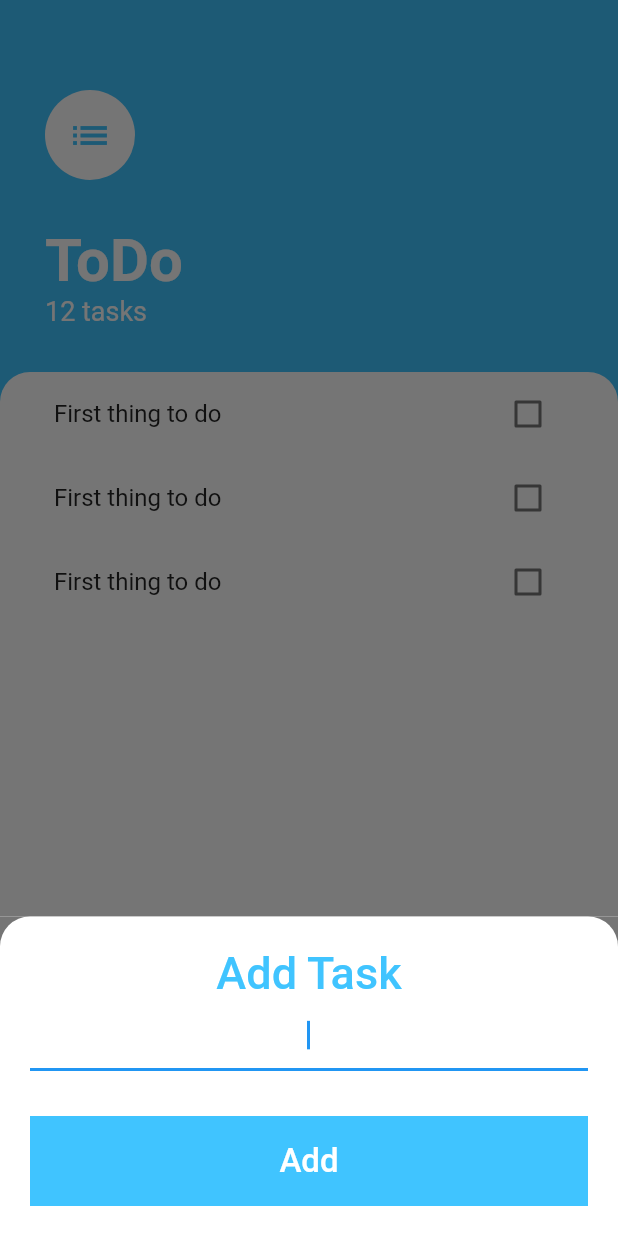
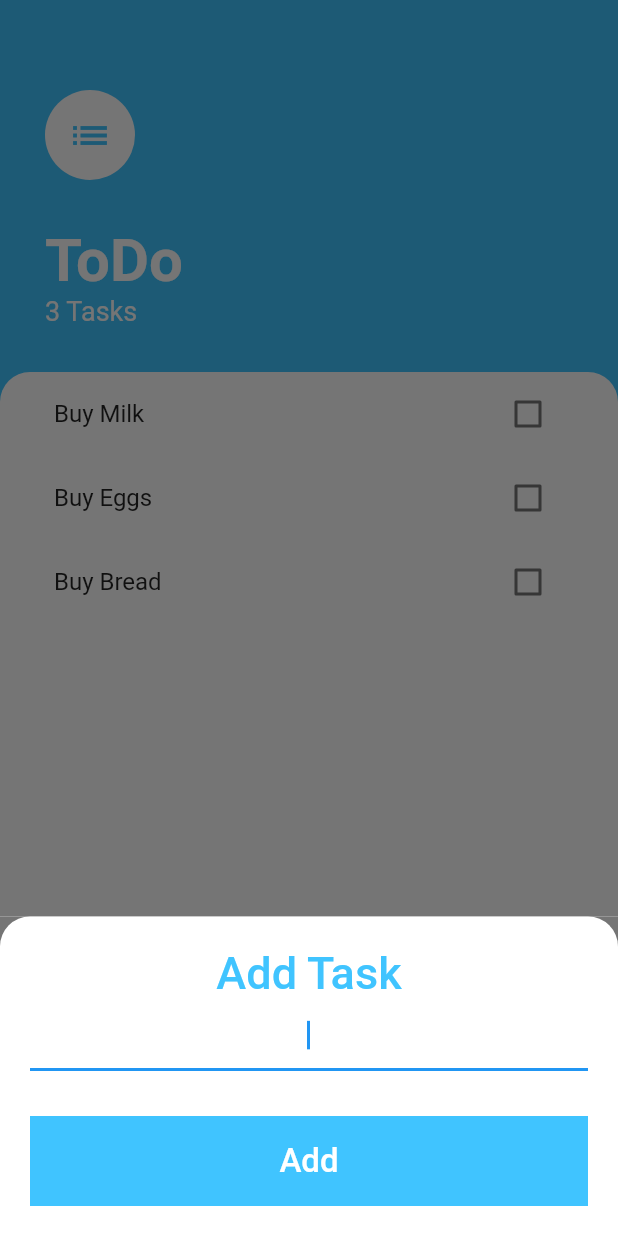
Before and after one commit to suyog73/ToDo, a Flutter app: the screen it shows after launch, after a tap on the "add" icon, on a phone screen of 412 x 824 dp. Run offline on Flutter 3.47's test engine with Material 2 defaults, Android fonts, the phone set to English and light mode, and no system bars.

Commit message:
Initial commit

```diff
--- /dev/null
+++ b/lib/models/task.dart
@@ -0,0 +1,10 @@
+class Task {
+  final String name;
+  bool isDone;
+
+  Task({required this.name, this.isDone = false});
+
+  void toggleDone() {
+    isDone = !isDone;
+  }
+}
--- a/lib/screens/add_task_screen.dart
+++ b/lib/screens/add_task_screen.dart
@@ -1,11 +1,15 @@
 import 'package:flutter/material.dart';
 import 'package:flutter/widgets.dart';
+import 'package:todo/models/task.dart';
 
 class AddTaskScreen extends StatelessWidget {
-  const AddTaskScreen({Key? key}) : super(key: key);
+  const AddTaskScreen({Key? key, required this.addTaskCallback})
+      : super(key: key);
+  final Function addTaskCallback;
 
   @override
   Widget build(BuildContext context) {
+    String addTaskTitle = '';
     return Container(
       color: const Color(0xFF757575),
       child: Container(
@@ -28,13 +32,19 @@ class AddTaskScreen extends StatelessWidget {
                   fontWeight: FontWeight.w500,
                 ),
               ),
-              const TextField(
+              TextField(
+                onChanged: (value) {
+                  addTaskTitle = value;
+                },
                 autofocus: true,
                 textAlign: TextAlign.center,
               ),
               const SizedBox(height: 30),
               InkWell(
-                onTap: () {},
+                onTap: () {
+                  addTaskCallback(addTaskTitle);
+                  Navigator.pop(context);
+                },
                 child: Container(
                   alignment: Alignment.center,
                   height: 60,
--- a/lib/screens/tasks_screen.dart
+++ b/lib/screens/tasks_screen.dart
@@ -1,12 +1,24 @@
 // ignore_for_file: prefer_const_constructors
 import 'package:flutter/cupertino.dart';
 import 'package:flutter/material.dart';
+import 'package:todo/models/task.dart';
 import 'package:todo/screens/add_task_screen.dart';
 import 'package:todo/widgets/tasks_list.dart';
 
-class TasksScreen extends StatelessWidget {
+List<Task> tasks = [
+  Task(name: 'Buy Milk'),
+  Task(name: 'Buy Eggs'),
+  Task(name: 'Buy Bread'),
+];
+
+class TasksScreen extends StatefulWidget {
   const TasksScreen({Key? key}) : super(key: key);
 
+  @override
+  State<TasksScreen> createState() => _TasksScreenState();
+}
+
+class _TasksScreenState extends State<TasksScreen> {
   @override
   Widget build(BuildContext context) {
     return Scaffold(
@@ -22,7 +34,13 @@ class TasksScreen extends StatelessWidget {
                 padding: EdgeInsets.only(
                   bottom: MediaQuery.of(context).viewInsets.bottom,
                 ),
-                child: AddTaskScreen(),
+                child: AddTaskScreen(
+                  addTaskCallback: (newTask) {
+                    setState(() {
+                      tasks.add(Task(name: newTask));
+                    });
+                  },
+                ),
               ),
             ),
           );
@@ -36,7 +54,7 @@ class TasksScreen extends StatelessWidget {
             padding: EdgeInsets.only(top: 60, left: 30, right: 30, bottom: 30),
             child: Column(
               crossAxisAlignment: CrossAxisAlignment.start,
-              children: const [
+              children: [
                 CircleAvatar(
                   radius: 30,
                   backgroundColor: Colors.white,
@@ -56,7 +74,7 @@ class TasksScreen extends StatelessWidget {
                   ),
                 ),
                 Text(
-                  '12 tasks',
+                  '${tasks.length} Tasks',
                   style: TextStyle(fontSize: 18, color: Colors.white),
                 ),
               ],
@@ -72,7 +90,7 @@ class TasksScreen extends StatelessWidget {
                   topRight: Radius.circular(20),
                 ),
               ),
-              child: TasksList(),
+              child: TasksList(tasks: tasks),
             ),
           ),
         ],
--- a/lib/widgets/task_tile.dart
+++ b/lib/widgets/task_tile.dart
@@ -1,64 +1,33 @@
 import 'package:flutter/material.dart';
 
-bool isChecked = false;
+class TaskTile extends StatelessWidget {
+  final bool isChecked;
+  final String taskTitle;
+  final Function checkBoxCallBack;
 
-class TaskTile extends StatefulWidget {
   const TaskTile({
     Key? key,
+    required this.isChecked,
+    required this.taskTitle,
+    required this.checkBoxCallBack,
   }) : super(key: key);
-
-  @override
-  State<TaskTile> createState() => _TaskTileState();
-}
-
-class _TaskTileState extends State<TaskTile> {
-  bool isChecked = false;
-
-  void checkBoxCallBack(bool? checkBoxState) {
-    if (checkBoxState != null) {
-      setState(() {
-        isChecked = checkBoxState;
-      });
-    }
-  }
 
   @override
   Widget build(BuildContext context) {
     return ListTile(
       title: Text(
-        'First thing to do',
+        taskTitle,
         style: TextStyle(
           decoration: isChecked ? TextDecoration.lineThrough : null,
         ),
       ),
-      trailing: TaskCheckBox(
-        checkboxState: isChecked,
-        toggleCheckboxState: (checkboxState) {
-          setState(() {
-            isChecked = checkboxState!;
-          });
+      trailing: Checkbox(
+        activeColor: Colors.lightBlueAccent,
+        value: isChecked,
+        onChanged: (newValue) {
+          checkBoxCallBack(newValue);
         },
       ),
     );
   }
 }
-
-class TaskCheckBox extends StatelessWidget {
-  final bool checkboxState;
-  final ValueChanged<bool?> toggleCheckboxState;
-
-  const TaskCheckBox({
-    Key? key,
-    required this.checkboxState,
-    required this.toggleCheckboxState,
-  }) : super(key: key);
-
-  @override
-  Widget build(BuildContext context) {
-    return Checkbox(
-      activeColor: Colors.lightBlueAccent,
-      value: checkboxState,
-      onChanged: toggleCheckboxState,
-    );
-  }
-}
--- a/lib/widgets/tasks_list.dart
+++ b/lib/widgets/tasks_list.dart
@@ -1,19 +1,34 @@
 import 'package:flutter/material.dart';
+import 'package:todo/models/task.dart';
 import 'package:todo/widgets/task_tile.dart';
 
-class TasksList extends StatelessWidget {
+class TasksList extends StatefulWidget {
+  final List<Task> tasks;
+
   const TasksList({
     Key? key,
+    required this.tasks,
   }) : super(key: key);
 
   @override
+  State<TasksList> createState() => _TasksListState();
+}
+
+class _TasksListState extends State<TasksList> {
+  @override
   Widget build(BuildContext context) {
-    return ListView(
-      children: const [
-        TaskTile(),
-        TaskTile(),
-        TaskTile(),
-      ],
+    return ListView.builder(
+      itemBuilder: (context, index) {
+        return TaskTile(
+            isChecked: widget.tasks[index].isDone,
+            taskTitle: widget.tasks[index].name,
+            checkBoxCallBack: (checkboxState) {
+              setState(() {
+                widget.tasks[index].toggleDone();
+              });
+            });
+      },
+      itemCount: widget.tasks.length,
     );
   }
 }
```
